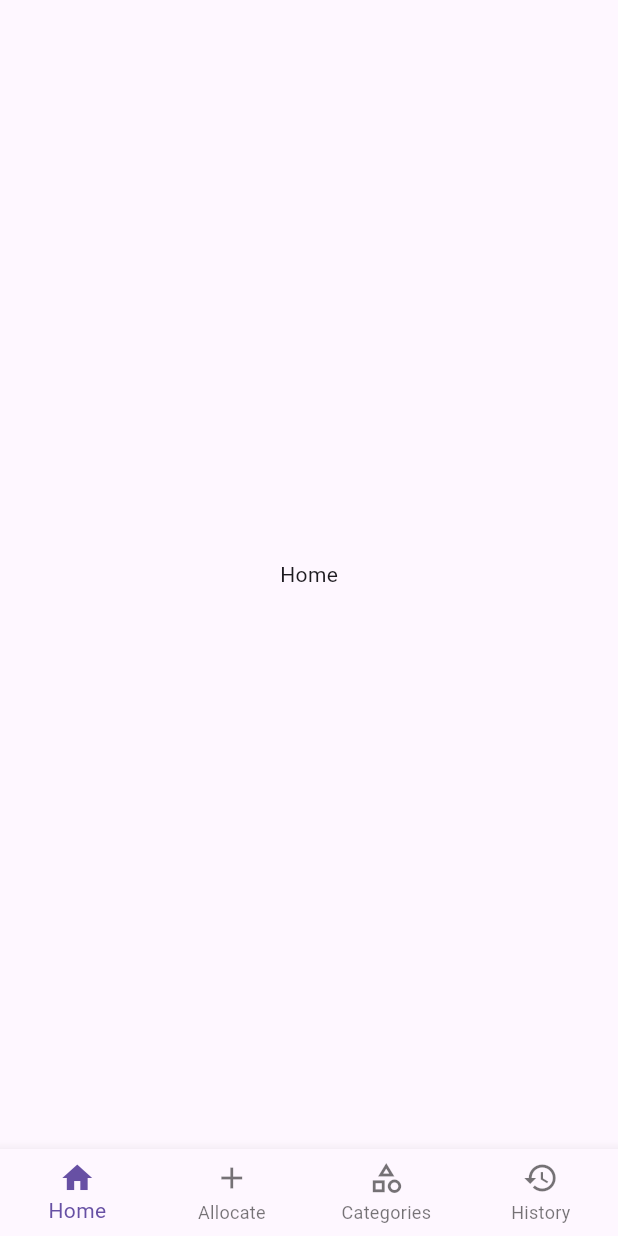
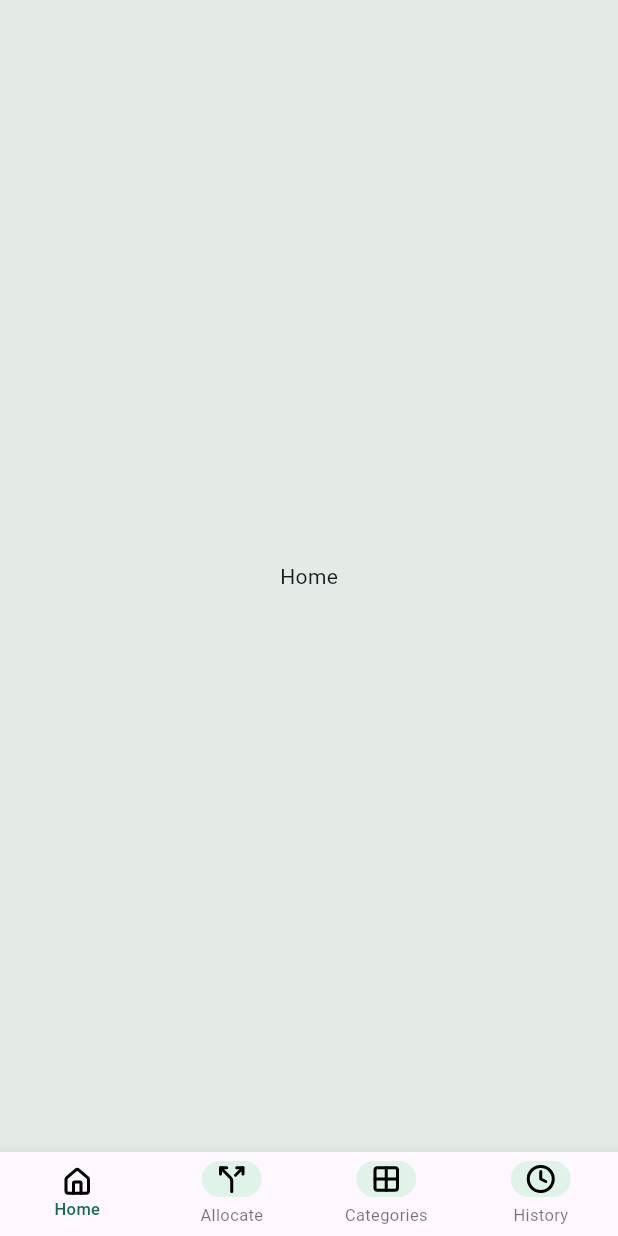
Before and after one commit to webs127/Fundora, a Flutter app: the screen it shows after launch, on a phone screen of 412 x 824 dp. Run offline on Flutter 3.47's test engine with Material 3 defaults, Android fonts, the phone set to English and light mode, and no system bars; our stand-ins replace flutter_svg, go_router.

Commit message:
refactor(navigation): enhance navigation bar with SVG icons and color management

```diff
--- /dev/null
+++ b/lib/core/managers/color_manager.dart
@@ -0,0 +1,19 @@
+import 'package:flutter/material.dart';
+
+extension HexColor on Color {
+  static Color hexString(String color) {
+    color = color.replaceAll('#', '');
+    if (color.length == 6) {
+      color = 'FF$color';
+    }
+    return Color(int.parse(color, radix: 16));
+  }
+}
+
+class AppColors {
+  static Color black = HexColor.hexString('#000000');
+  static Color white = HexColor.hexString('#FFFFFF');
+  static Color greenFill = HexColor.hexString('#DFF3E8');
+  static Color primary = HexColor.hexString('#176B50');
+  static Color background = HexColor.hexString('#E4EBE7');
+}
--- /dev/null
+++ b/lib/core/managers/image_manager.dart
@@ -0,0 +1,10 @@
+class ImageManager {
+  //Icons
+  static const String home = "asset/icons/home.svg";
+  static const String allocate = "asset/icons/allocate.svg";
+  static const String categories = "asset/icons/categories.svg";
+  static const String history = "asset/icons/history.svg";
+
+  //Images
+  static const String logo = "asset/images/app_logo.png";
+}
--- a/lib/navigation/app_navigation.dart
+++ b/lib/navigation/app_navigation.dart
@@ -1,22 +1,62 @@
 import 'package:flutter/material.dart';
+import 'package:flutter_svg/flutter_svg.dart';
+import 'package:fundora/core/managers/color_manager.dart';
+import 'package:fundora/core/managers/image_manager.dart';
 import 'package:go_router/go_router.dart';
 
 class ScaffoldWithNavBar extends StatelessWidget {
   final StatefulNavigationShell navigationShell;
   const ScaffoldWithNavBar({super.key, required this.navigationShell});
 
+  static final List<_NavItem> _navItems = [
+    _NavItem(icon: ImageManager.home, label: "Home"),
+    _NavItem(icon: ImageManager.allocate, label: "Allocate"),
+    _NavItem(icon: ImageManager.categories, label: "Categories"),
+    _NavItem(icon: ImageManager.history, label: "History"),
+  ];
   @override
   Widget build(BuildContext context) {
     return Scaffold(
+      backgroundColor: AppColors.background,
       body: navigationShell,
       bottomNavigationBar: BottomNavigationBar(
         currentIndex: navigationShell.currentIndex,
-        items: [
-          BottomNavigationBarItem(icon: Icon(Icons.home), label: "Home"),
-          BottomNavigationBarItem(icon: Icon(Icons.add), label: "Allocate"),
-          BottomNavigationBarItem(icon: Icon(Icons.category_outlined), label: "Categories"),
-          BottomNavigationBarItem(icon: Icon(Icons.history), label: "History"),
-        ],
+        selectedFontSize: 11,
+        unselectedFontSize: 11,
+        selectedLabelStyle: TextStyle(
+          color: AppColors.primary,
+          fontWeight: FontWeight.w500,
+        ),
+        selectedItemColor: AppColors.primary,
+        items: _navItems
+            .map(
+              (e) => BottomNavigationBarItem(
+                icon: Container(
+                  decoration: BoxDecoration(
+                    color: AppColors.greenFill,
+                    borderRadius: BorderRadius.circular(24),
+                  ),
+                  padding: EdgeInsets.symmetric(horizontal: 10, vertical: 2),
+                  margin: EdgeInsets.only(bottom: 4),
+                  child: SvgPicture.asset(
+                    e.icon,
+                    colorFilter: ColorFilter.mode(
+                      AppColors.black,
+                      BlendMode.srcIn,
+                    ),
+                  ),
+                ),
+                activeIcon: SvgPicture.asset(
+                  e.icon,
+                  colorFilter: ColorFilter.mode(
+                    AppColors.black,
+                    BlendMode.srcIn,
+                  ),
+                ),
+                label: e.label,
+              ),
+            )
+            .toList(),
         type: BottomNavigationBarType.fixed,
         onTap: _goBranch,
       ),
@@ -30,3 +70,10 @@ class ScaffoldWithNavBar extends StatelessWidget {
     );
   }
 }
+
+class _NavItem {
+  final String label;
+  final String icon;
+
+  new({required this.label, required this.icon});
+}
```
Also changed, not shown: pubspec.yaml (+4 -3 lines), asset/icons/allocate.svg (added), asset/icons/categories.svg (added), asset/icons/history.svg (added), asset/icons/home.svg (added), asset/images/app_logo.png (added), pubspec.lock.
